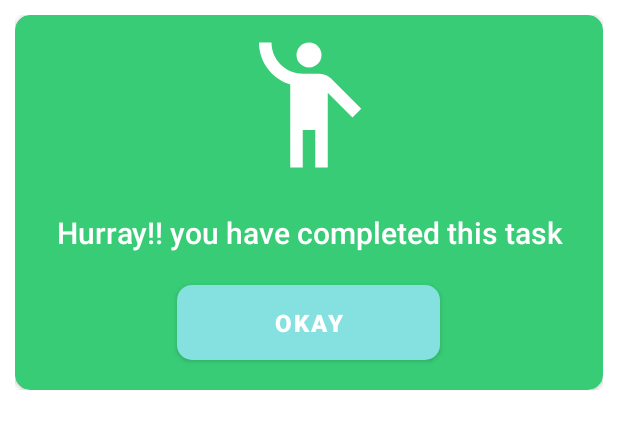
After one commit to vishalkumardecentvro/WorkTrack, an Android app: the layout doing_dialog.xml on its own in the app's theme, with its tools: preview values and no code run, on a phone screen of 412 x 824 dp. The commit adds this screen. Shown: the top 429 px of the screen. Run offline under Robolectric (Android 15) with nearby library versions, the phone set to English and light mode, and no system bars.

Commit message:
doing section completed

```diff
--- a/app/src/main/java/com/example/worktrack/MainActivity.java
+++ b/app/src/main/java/com/example/worktrack/MainActivity.java
@@ -38,7 +38,6 @@ public class MainActivity extends AppCompatActivity {
     SectionPageAdapter sectionPageAdapter = new SectionPageAdapter(getSupportFragmentManager());
     sectionPageAdapter.addFragment(new DoingFragment(), "Doing");
     sectionPageAdapter.addFragment(new TodoFragment(), "To do");
-    sectionPageAdapter.addFragment(new DoneFragment(), "Done");
 
     viewPager.setAdapter(sectionPageAdapter);
   }
--- /dev/null
+++ b/app/src/main/res/drawable-v24/button_background.xml
@@ -0,0 +1,20 @@
+<?xml version="1.0" encoding="utf-8"?>
+<selector xmlns:android="http://schemas.android.com/apk/res/android">
+
+    <item android:state_pressed="true">
+        <shape android:shape="rectangle">
+            <corners android:radius="20dp"/>
+            <solid android:color="@color/primaryDark"/>
+        </shape>
+    </item>
+
+    <item>
+        <shape android:shape="rectangle">
+            <corners android:radius="10dp"/>
+            <solid android:color="@color/primaryDark"/>
+        </shape>
+    </item>
+
+
+
+</selector>
--- /dev/null
+++ b/app/src/main/res/drawable-v24/ic_people.xml
@@ -0,0 +1,6 @@
+<vector android:height="24dp" android:tint="#FFFFFF"
+    android:viewportHeight="24" android:viewportWidth="24"
+    android:width="24dp" xmlns:android="http://schemas.android.com/apk/res/android">
+    <path android:fillColor="@android:color/white" android:pathData="M12,4m-2,0a2,2 0,1 1,4 0a2,2 0,1 1,-4 0"/>
+    <path android:fillColor="@android:color/white" android:pathData="M15.89,8.11C15.5,7.72 14.83,7 13.53,7c-0.21,0 -1.42,0 -2.54,0C8.24,6.99 6,4.75 6,2H4c0,3.16 2.11,5.84 5,6.71V22h2v-6h2v6h2V10.05L18.95,14l1.41,-1.41L15.89,8.11z"/>
+</vector>
--- /dev/null
+++ b/app/src/main/res/layout/doing_dialog.xml
@@ -0,0 +1,52 @@
+<?xml version="1.0" encoding="utf-8"?>
+<RelativeLayout xmlns:android="http://schemas.android.com/apk/res/android"
+  xmlns:app="http://schemas.android.com/apk/res-auto"
+  android:layout_width="match_parent"
+  android:layout_height="wrap_content"
+  android:padding="10dp">
+
+  <androidx.cardview.widget.CardView
+    android:layout_width="match_parent"
+    android:layout_height="wrap_content"
+    android:backgroundTint="@color/greenEnd"
+    app:cardCornerRadius="10dp">
+
+    <LinearLayout
+      android:layout_width="match_parent"
+      android:layout_height="wrap_content"
+      android:orientation="vertical"
+      android:padding="10dp">
+
+      <ImageView
+        android:layout_width="100dp"
+        android:layout_height="100dp"
+        android:layout_gravity="center"
+        android:layout_marginBottom="10dp"
+        android:background="@drawable/ic_people" />
+
+      <TextView
+        android:layout_width="match_parent"
+        android:layout_height="50dp"
+        android:layout_marginBottom="10dp"
+        android:fontFamily="sans-serif-medium"
+        android:gravity="center"
+        android:text="Hurray!! you have completed this task"
+        android:textColor="@color/white"
+        android:textSize="20sp" />
+
+      <Button
+        android:id="@+id/buttonOkay"
+        android:layout_width="175dp"
+        android:layout_height="50dp"
+        android:layout_gravity="center"
+        android:layout_marginBottom="10dp"
+        android:background="@drawable/button_background"
+        android:text="Okay"
+        android:textSize="16sp"
+        android:textStyle="bold" />
+
+    </LinearLayout>
+
+  </androidx.cardview.widget.CardView>
+
+</RelativeLayout>
```
Also changed, not shown: app/src/main/java/com/example/worktrack/adapters/DoingAdapter.java (+52 -12 lines), app/src/main/res/layout/rv_doing.xml (+6 -10 lines).
